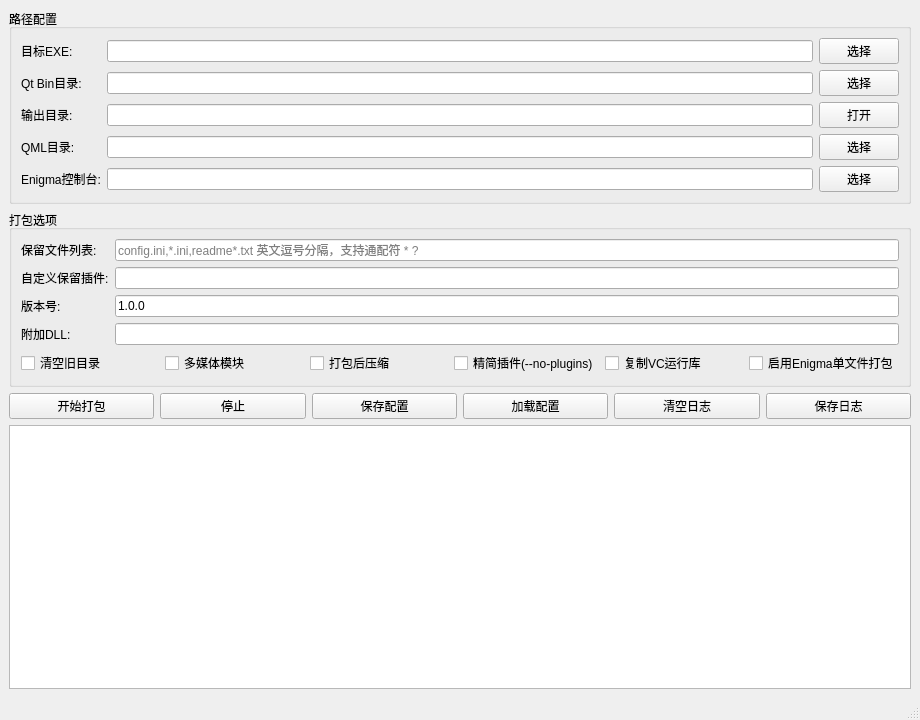
netmankind/WindeployqtHelper, file mainwindow.ui: the form before one commit.
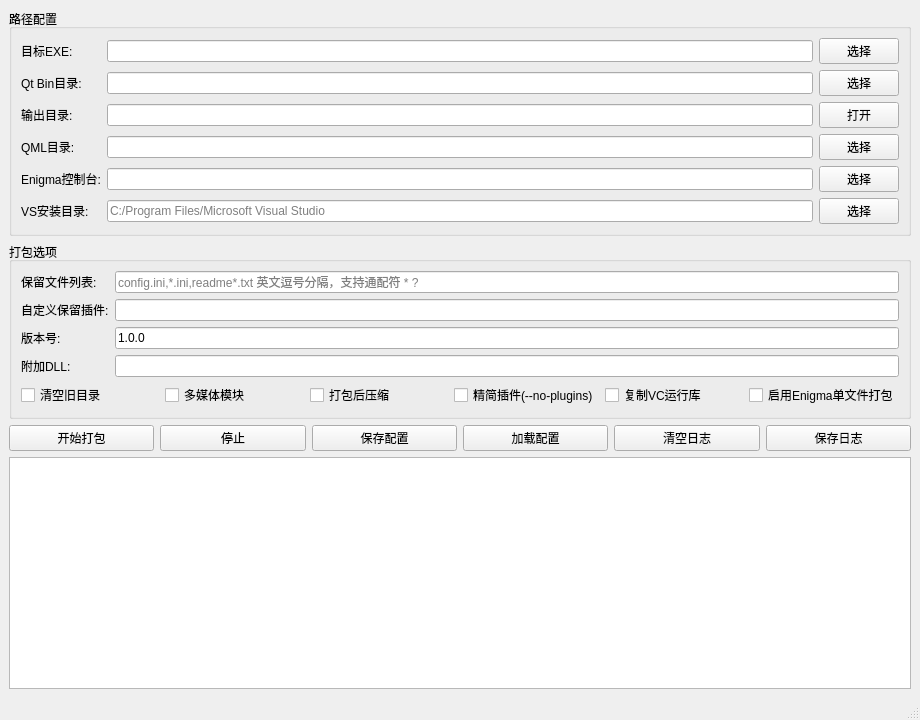
The form after the commit.

Commit message:
feat: VS 目录可配置，多个 VS 版本自动选最接近的
- 界面新增“VS安装目录”输入框与选择按钮，首次默认 C:/Program Files/Microsoft Visual Studio，
  之后沿用 config.ini 里保存的值，VS 装在其它盘时改一次即可
- findVcRuntimeDir 以 Qt Bin 目录名里的 msvc 年份（如 msvc2022_64）作为最接近判据：
  年份一致优先，同年份或无匹配时取 Redist 版本最高的（运行库向下兼容）
- 该目录不存在或找不到 VC Redist 时，改用 C:/Windows/System32 中已安装的运行库

Patch:
```diff
--- a/mainwindow.ui
+++ b/mainwindow.ui
@@ -126,6 +126,34 @@
          </item>
         </layout>
        </item>
+       <item row="5" column="0">
+        <widget class="QLabel" name="label_10">
+         <property name="text">
+          <string>VS安装目录:</string>
+         </property>
+        </widget>
+       </item>
+       <item row="5" column="1">
+        <layout class="QHBoxLayout" name="horizontalLayout_10">
+         <item>
+          <widget class="QLineEdit" name="edtVsRootDir">
+           <property name="placeholderText">
+            <string>C:/Program Files/Microsoft Visual Studio</string>
+           </property>
+           <property name="toolTip">
+            <string>Visual Studio 安装根目录，用于查找 VC 运行库；留空或不存在时改用 System32 中的运行库</string>
+           </property>
+          </widget>
+         </item>
+         <item>
+          <widget class="QPushButton" name="btnSelectVsRoot">
+           <property name="text">
+            <string>选择</string>
+           </property>
+          </widget>
+         </item>
+        </layout>
+       </item>
       </layout>
      </widget>
     </item>
```
The commit also changes 2 other files.
